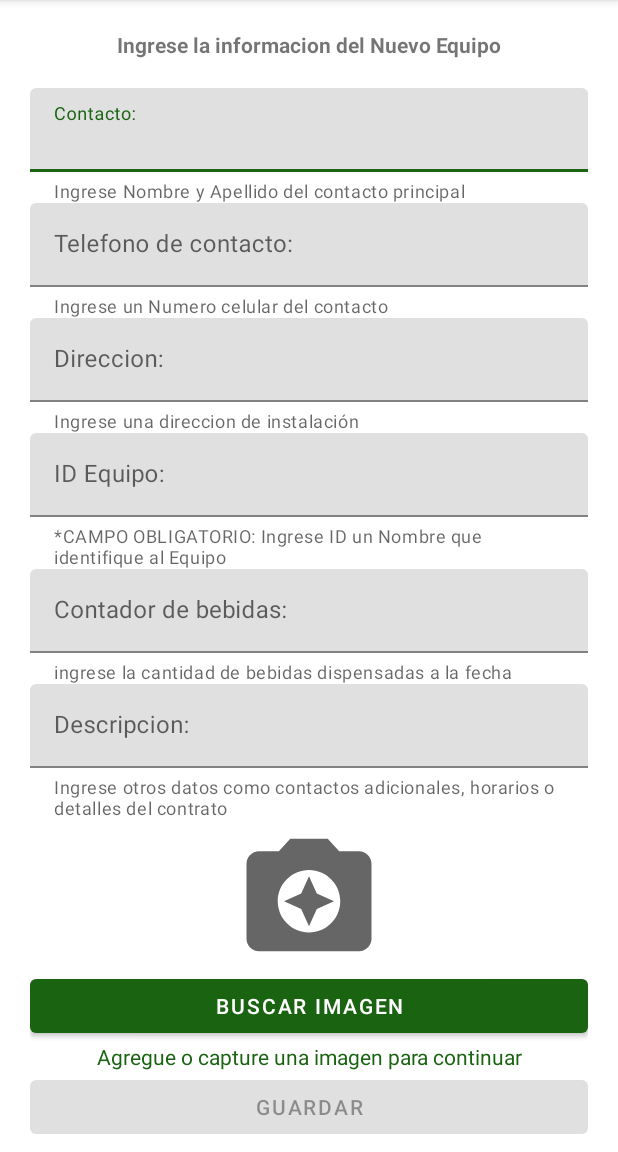
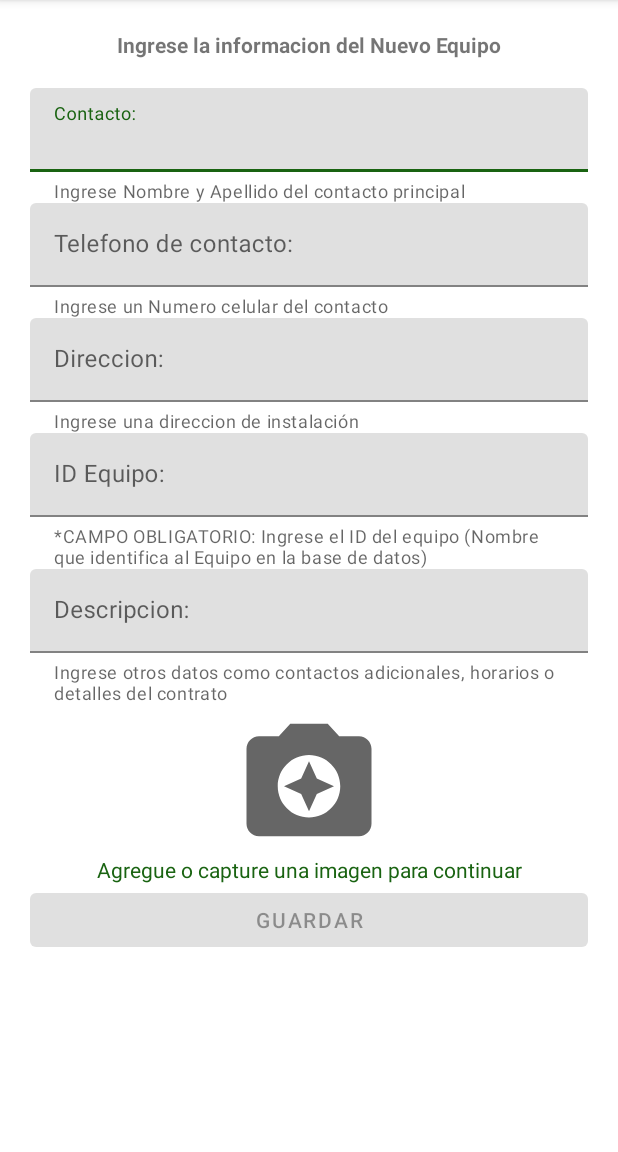
Before and after one commit to xwill007/Telemetria_Esp8266, an Android app: the fragment AgregarEquipoFragment shown on its own in the app's theme, on a phone screen of 412 x 824 dp, the part 84-1236 px from its top. Run offline under Robolectric (Android 15) with nearby library versions, the phone set to English and light mode, and no system bars; our stand-ins replace Firebase (no records; nobody signed in at launch, a user with empty details on screens opened directly).

Commit message:
ultimas modificaciones

```diff
--- a/app/src/main/java/com/willvargas/telemetria_esp8266/Activities/MainActivity.kt
+++ b/app/src/main/java/com/willvargas/telemetria_esp8266/Activities/MainActivity.kt
@@ -24,7 +24,7 @@ import com.willvargas.telemetria_esp8266.Activities.ui.comunicador
 import com.willvargas.telemetria_esp8266.R
 import com.willvargas.telemetria_esp8266.R.id.textViewHeaderNombre
 import com.willvargas.telemetria_esp8266.databinding.ActivityMainBinding
-import com.willvargas.telemetria_esp8266.ui.list.MostrarListaFragment
+import com.willvargas.telemetria_esp8266.ui.list.DispensacionesListFragment
 
 
 class MainActivity : AppCompatActivity(), comunicador {
@@ -121,7 +121,7 @@ class MainActivity : AppCompatActivity(), comunicador {
     override fun enviarDatos(IDequipo: String) {
         val manager: FragmentManager = getSupportFragmentManager()
         val transaction: FragmentTransaction = manager.beginTransaction()
-        val fragment = MostrarListaFragment()
+        val fragment = DispensacionesListFragment()
         val args = Bundle()
         args.putString("IDequipo",IDequipo)
         fragment.arguments = args
--- a/app/src/main/java/com/willvargas/telemetria_esp8266/ui/AgregarEquipoFragment.kt
+++ b/app/src/main/java/com/willvargas/telemetria_esp8266/ui/AgregarEquipoFragment.kt
@@ -82,7 +82,7 @@ class AgregarEquipoFragment : Fragment() {
             EditTextPhone.setText(" ")
             EditTextAddress.setText(" ")
             textViewId.setText(" ")
-            textViewCount.setText(" ")
+            //textViewCount.setText(" ")
             textViewNote.setText(" ")
             takePictureImageView.setImageBitmap(null)
         }
@@ -129,7 +129,7 @@ class AgregarEquipoFragment : Fragment() {
                     val telefonoContacto: String? = EditTextPhone.text.toString()
                     val direccion: String? = EditTextAddress.text.toString()
                     val idEquipo: String? = textViewId.text.toString()
-                    val contadorBebidas: String? = textViewCount.text.toString()
+                    //val contadorBebidas: String? = textViewCount.text.toString()
                     val descripcion: String? = textViewNote.text.toString()
                     val emailUsuario = auth.currentUser?.email
 
@@ -155,7 +155,7 @@ class AgregarEquipoFragment : Fragment() {
                         telefonoContacto = telefonoContacto,
                         direccion = direccion,
                         idEquipo = idEquipo,
-                        contadorBebidas = contadorBebidas,
+                        //contadorBebidas = contadorBebidas,
                         descripcion = descripcion,
                         emailUsuario = emailUsuario,
                         urlPicture = url,
--- a/app/src/main/res/layout/fragment_agregar_equipo.xml
+++ b/app/src/main/res/layout/fragment_agregar_equipo.xml
@@ -78,19 +78,6 @@
     <com.google.android.material.textfield.TextInputLayout
         android:layout_width="match_parent"
         android:layout_height="wrap_content"
-        app:helperText="@string/input_dispensation_counter">
-
-        <com.google.android.material.textfield.TextInputEditText
-            android:id="@+id/textViewCount"
-            android:layout_width="match_parent"
-            android:layout_height="wrap_content"
-            android:hint="@string/count_dispensation"
-            android:inputType="number" />
-    </com.google.android.material.textfield.TextInputLayout>
-
-    <com.google.android.material.textfield.TextInputLayout
-        android:layout_width="match_parent"
-        android:layout_height="wrap_content"
         app:helperText="@string/input_description">
 
         <com.google.android.material.textfield.TextInputEditText
@@ -108,12 +95,6 @@
         android:layout_gravity="center_horizontal"
         android:contentDescription="@string/add_image_to_continue"
         app:srcCompat="@drawable/ic_baseline_camera" />
-
-    <Button
-        android:id="@+id/buscar_imagen_button"
-        android:layout_width="match_parent"
-        android:layout_height="wrap_content"
-        android:text="@string/search_image" />
 
     <TextView
         android:id="@+id/textView"
--- a/app/src/main/res/values/strings.xml
+++ b/app/src/main/res/values/strings.xml
@@ -36,7 +36,7 @@
     <string name="input_NameAndLastname">Ingrese Nombre y Apellido del contacto principal</string>
     <string name="input_cellNumber">Ingrese un Numero celular del contacto</string>
     <string name="input_Address">Ingrese una direccion de instalación</string>
-    <string name="input_ID">*CAMPO OBLIGATORIO: Ingrese ID un Nombre que identifique al Equipo</string>
+    <string name="input_ID">*CAMPO OBLIGATORIO: Ingrese el ID del equipo (Nombre que identifica al Equipo en la base de datos)</string>
     <string name="count_dispensation">Contador de bebidas:</string>
     <string name="input_dispensation_counter">ingrese la cantidad de bebidas dispensadas a la fecha</string>
     <string name="add_image">Agregar imagen</string>
```
Also changed, not shown: app/src/main/java/com/willvargas/telemetria_esp8266/ui/list/DetailFragment.kt (+41 -16 lines).
